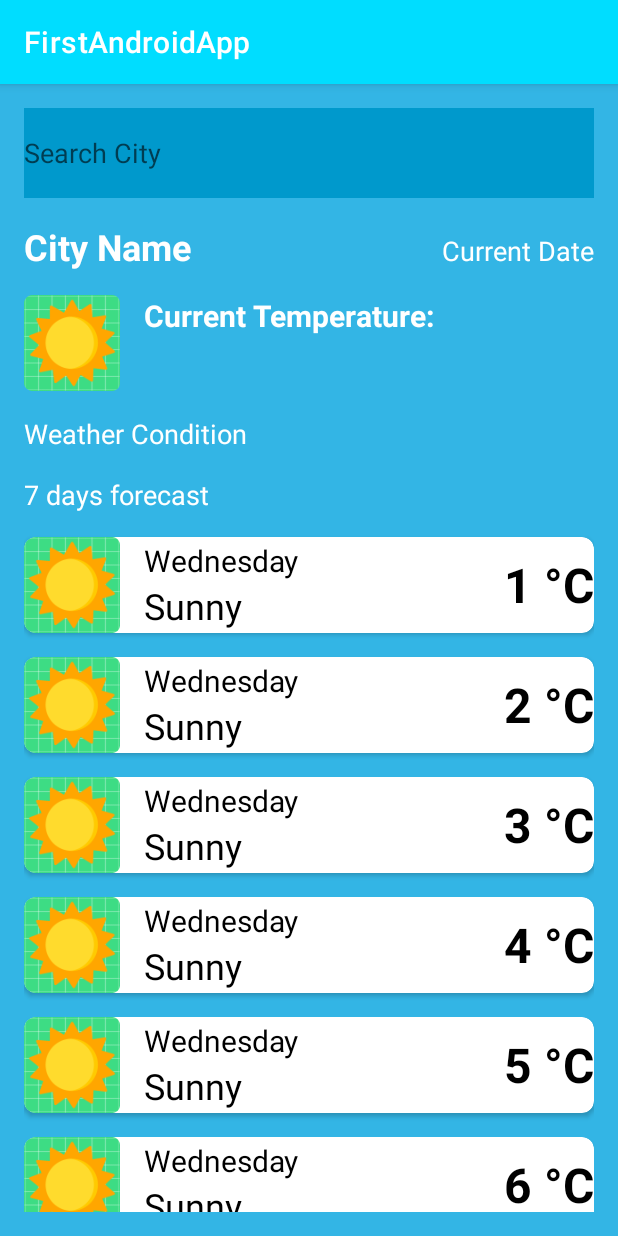
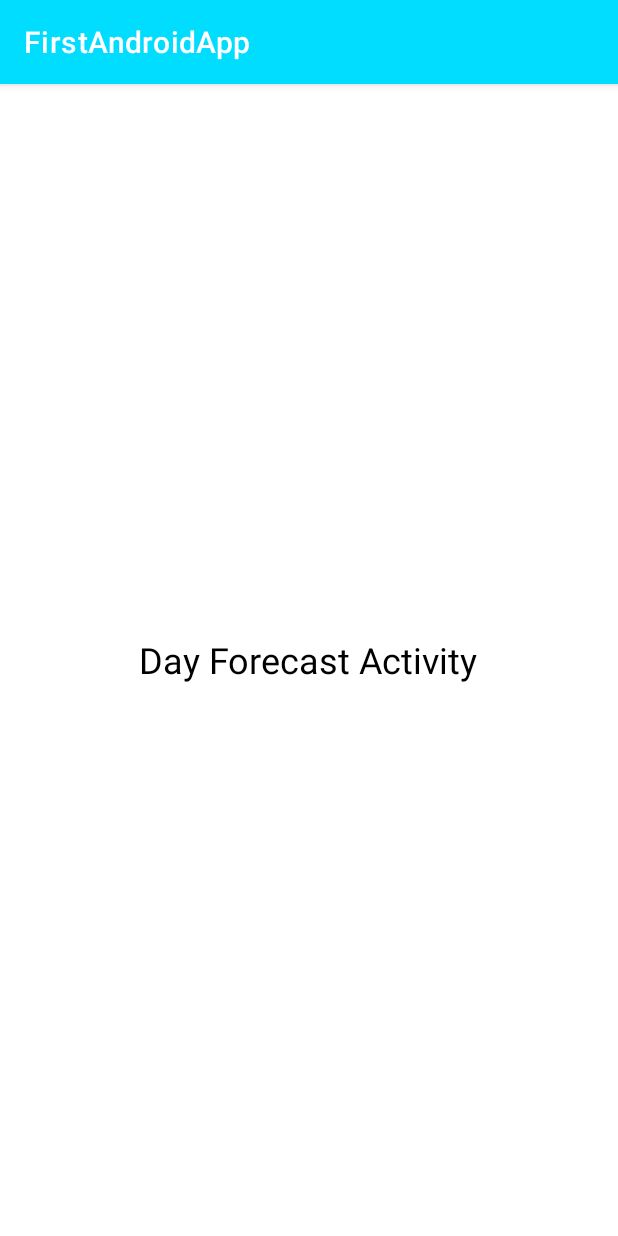
Before and after one commit to dejvid0101/Weather-App-Android, an Android app: the screen it shows after launch (MainActivity before the commit, DayForecastActivity after it), on a phone screen of 412 x 824 dp. Run offline under Robolectric (Android 15) with nearby library versions, the phone set to English and light mode, and no system bars.

Commit message:
RecyclerView item click handled in parent activity

```diff
--- /dev/null
+++ b/app/src/main/java/me/projects/firstandroidapp/DayForecastActivity.kt
@@ -0,0 +1,13 @@
+package me.projects.firstandroidapp// NewActivity.kt
+import android.os.Bundle
+import androidx.appcompat.app.AppCompatActivity
+import me.projects.firstandroidapp.databinding.DayForecastBinding
+
+class DayForecastActivity : AppCompatActivity() {
+    private lateinit var binding: DayForecastBinding
+    override fun onCreate(savedInstanceState: Bundle?) {
+        super.onCreate(savedInstanceState)
+        binding= DayForecastBinding.inflate(layoutInflater);
+        setContentView(binding.root)
+    }
+}
--- a/app/src/main/java/me/projects/firstandroidapp/MainActivity.kt
+++ b/app/src/main/java/me/projects/firstandroidapp/MainActivity.kt
@@ -1,12 +1,16 @@
 package me.projects.firstandroidapp
 
-import WeatherItemAdapter
+import me.projects.firstandroidapp.adapter.WeatherItemAdapter
+import android.content.Intent
 import android.os.Bundle
+import android.widget.TextView
+import android.widget.Toast
 import androidx.appcompat.app.AppCompatActivity
 import androidx.recyclerview.widget.LinearLayoutManager
 import me.projects.firstandroidapp.databinding.ActivityMainBinding
+import me.projects.firstandroidapp.interfaces.OnItemClickListener
 
-class MainActivity : AppCompatActivity() {
+class MainActivity : AppCompatActivity(), OnItemClickListener {
     private lateinit var binding: ActivityMainBinding;
 
     private lateinit var itemAdapter: WeatherItemAdapter
@@ -18,6 +22,8 @@ class MainActivity : AppCompatActivity() {
         setContentView(binding.root)
 
         setupRecyclerView()
+
+
     }
 
     private fun setupRecyclerView() {
@@ -26,9 +32,14 @@ class MainActivity : AppCompatActivity() {
 
         binding.recyclerView.apply {
             layoutManager=LinearLayoutManager(this@MainActivity);
-            adapter = WeatherItemAdapter(itemList)
+            adapter = WeatherItemAdapter(itemList, this@MainActivity)
         }
 
     }
 
+    override fun onItemClick(day: String) {
+        Toast.makeText(this, "Day: $day", Toast.LENGTH_SHORT).show()
+        startActivity(Intent(this@MainActivity, DayForecastActivity::class.java))
+    }
+
 }
--- a/app/src/main/java/me/projects/firstandroidapp/adapter/WeatherItemAdapter.kt
+++ b/app/src/main/java/me/projects/firstandroidapp/adapter/WeatherItemAdapter.kt
@@ -1,11 +1,19 @@
+package me.projects.firstandroidapp.adapter
+
+import android.content.Intent
 import android.view.LayoutInflater
 import android.view.View
 import android.view.ViewGroup
 import android.widget.TextView
+import androidx.cardview.widget.CardView
+import androidx.core.content.ContextCompat.startActivity
 import androidx.recyclerview.widget.RecyclerView
+import me.projects.firstandroidapp.DayForecastActivity
 import me.projects.firstandroidapp.R
+import me.projects.firstandroidapp.interfaces.OnItemClickListener
 
-class WeatherItemAdapter(private val dataList: List<String>) : RecyclerView.Adapter<WeatherItemAdapter.ViewHolder>() {
+
+class WeatherItemAdapter(private val dataList: List<String>, private val listener: OnItemClickListener) : RecyclerView.Adapter<WeatherItemAdapter.ViewHolder>() {
 
     override fun onCreateViewHolder(parent: ViewGroup, viewType: Int): ViewHolder {
         val view = LayoutInflater.from(parent.context).inflate(R.layout.weather_item, parent, false)
@@ -19,11 +27,17 @@ class WeatherItemAdapter(private val dataList: List<String>) : RecyclerView.Adap
 
     override fun getItemCount(): Int = dataList.size
 
-    inner class ViewHolder(itemView: View) : RecyclerView.ViewHolder(itemView) {
+    inner class ViewHolder(itemView: View) : RecyclerView.ViewHolder(itemView), View.OnClickListener {
         private val textView: TextView = itemView.findViewById(R.id.text_current_temperature)
-
+        init {
+            itemView.setOnClickListener(this)
+        }
         fun bind(item: String) {
             textView.text = item
         }
+
+        override fun onClick(p0: View?) {
+            listener.onItemClick(textView.text.toString())
+        }
     }
 }
--- /dev/null
+++ b/app/src/main/java/me/projects/firstandroidapp/interfaces/OnItemClickListener.kt
@@ -0,0 +1,5 @@
+package me.projects.firstandroidapp.interfaces
+
+interface OnItemClickListener {
+    fun onItemClick(data: String)
+}
--- /dev/null
+++ b/app/src/main/res/layout/day_forecast.xml
@@ -0,0 +1,15 @@
+<!-- day-forecast.xml -->
+<LinearLayout xmlns:android="http://schemas.android.com/apk/res/android"
+    android:layout_width="match_parent"
+    android:layout_height="match_parent"
+    android:orientation="vertical"
+    android:gravity="center">
+
+    <TextView
+        android:layout_width="wrap_content"
+        android:layout_height="wrap_content"
+        android:text="Day Forecast Activity"
+        android:textSize="24sp"
+        android:textColor="@android:color/black"/>
+
+</LinearLayout>
--- a/app/src/main/res/layout/weather_item.xml
+++ b/app/src/main/res/layout/weather_item.xml
@@ -5,7 +5,8 @@
     android:layout_height="wrap_content"
     android:orientation="vertical"
     android:layout_marginTop="16dp"
-    app:cardCornerRadius="8dp">
+    app:cardCornerRadius="8dp"
+    android:id="@+id/daily_cardview">
 
     <LinearLayout
         android:layout_width="match_parent"
```
Also changed, not shown: app/src/main/AndroidManifest.xml (+8 -0 lines).
